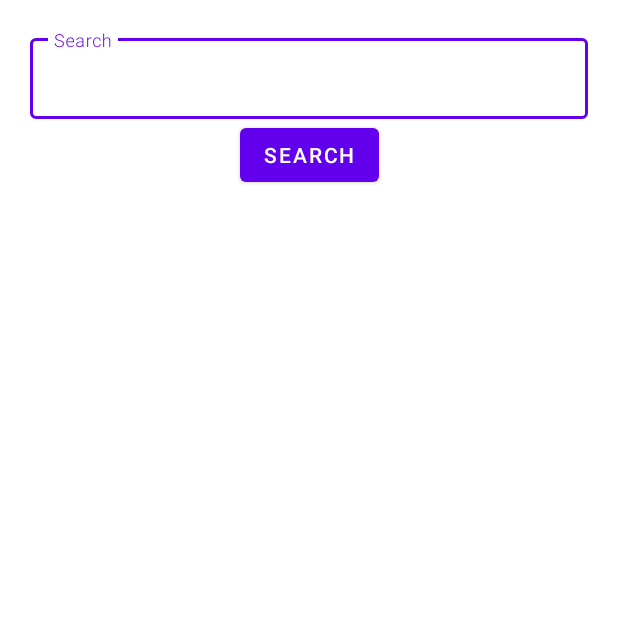
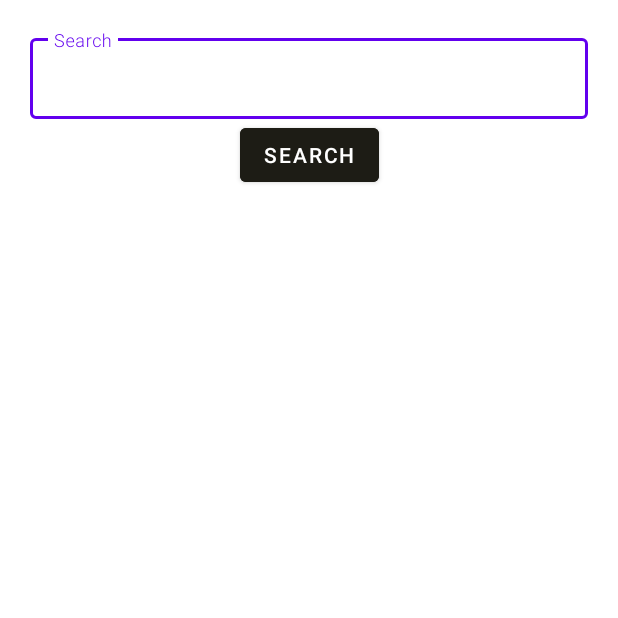
Before and after one commit to neomistletoe/uktv-task, an Android app built with Jetpack Compose: the screen it shows after launch (MainActivity), on a phone screen of 412 x 824 dp, the top half of it. Run offline under Robolectric (Android 15) with nearby library versions, the phone set to English and light mode, and no system bars.

Commit message:
STYLE: Change button, toolbar color

```diff
--- a/app/src/main/res/layout/activity_main.xml
+++ b/app/src/main/res/layout/activity_main.xml
@@ -33,6 +33,7 @@
         android:id="@+id/button_search"
         android:layout_width="wrap_content"
         android:layout_height="wrap_content"
+        android:backgroundTint="@color/dark_brown"
         android:text="@string/search"
         app:layout_constraintEnd_toEndOf="parent"
         app:layout_constraintStart_toStartOf="parent"
--- a/app/src/main/res/layout/activity_result.xml
+++ b/app/src/main/res/layout/activity_result.xml
@@ -10,7 +10,7 @@
         android:id="@+id/toolbar"
         android:layout_width="0dp"
         android:layout_height="?attr/actionBarSize"
-        android:background="#FFCA28"
+        android:background="@color/dark_brown"
         android:theme="@style/ThemeOverlay.AppCompat.Dark.ActionBar"
         app:layout_constraintEnd_toEndOf="parent"
         app:layout_constraintStart_toStartOf="parent"
--- a/app/src/main/res/values/colors.xml
+++ b/app/src/main/res/values/colors.xml
@@ -7,4 +7,6 @@
     <color name="teal_700">#FF018786</color>
     <color name="black">#FF000000</color>
     <color name="white">#FFFFFFFF</color>
+    <color name="yellow">#FFEE58</color>
+    <color name="dark_brown">#FF1d1c15</color>
 </resources>
```
